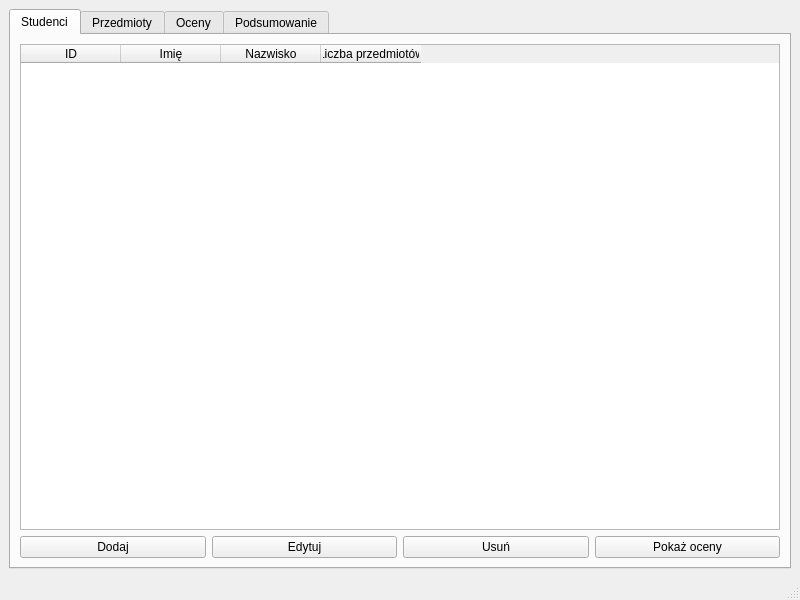
filipdbr/simple-student-crud, file mainwindow.ui: the form before one commit.
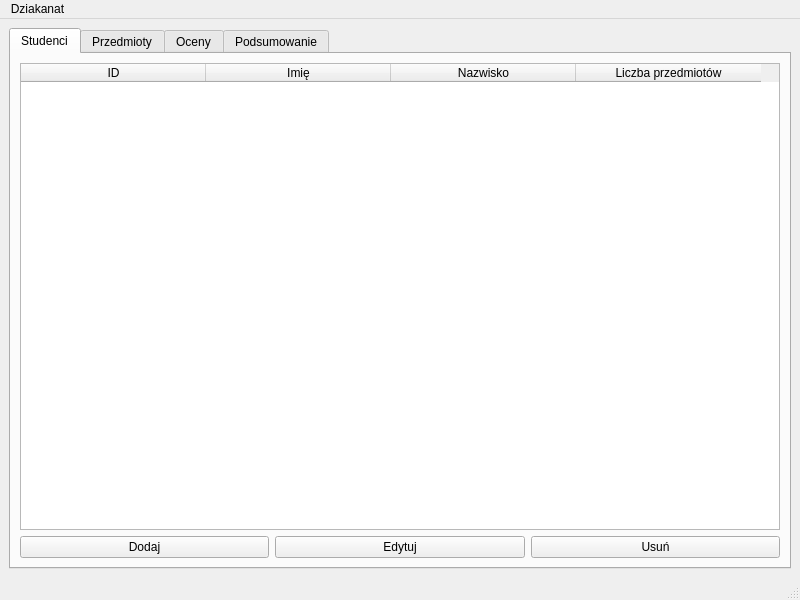
The form after the commit. The open tabs and pages were chosen to show the change.

Patch:
```diff
--- a/mainwindow.ui
+++ b/mainwindow.ui
@@ -30,6 +30,9 @@
           <property name="columnCount">
            <number>4</number>
           </property>
+          <attribute name="horizontalHeaderDefaultSectionSize">
+           <number>185</number>
+          </attribute>
           <column>
            <property name="text">
             <string>ID</string>
@@ -75,13 +78,6 @@
             </property>
            </widget>
           </item>
-          <item>
-           <widget class="QPushButton" name="pb_pokaz_oceny">
-            <property name="text">
-             <string>Pokaż oceny</string>
-            </property>
-           </widget>
-          </item>
          </layout>
         </item>
        </layout>
@@ -264,6 +260,12 @@
      <height>22</height>
     </rect>
    </property>
+   <widget class="QMenu" name="menuDziakanat">
+    <property name="title">
+     <string>Dziakanat</string>
+    </property>
+   </widget>
+   <addaction name="menuDziakanat"/>
   </widget>
   <widget class="QStatusBar" name="statusbar"/>
  </widget>
```
Left out of the diff: 25 changed lines with no effect on the pictures.
